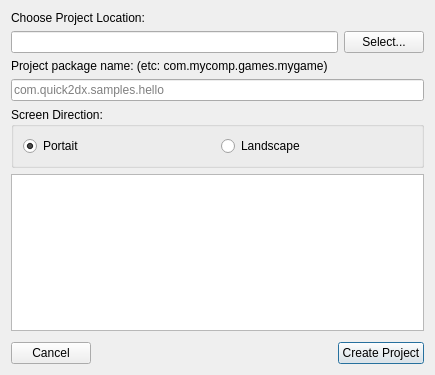
First picture: the form in player/proj.qt/createprojectui.ui, repository chukong/quick-cocos2d-x, before the edit.
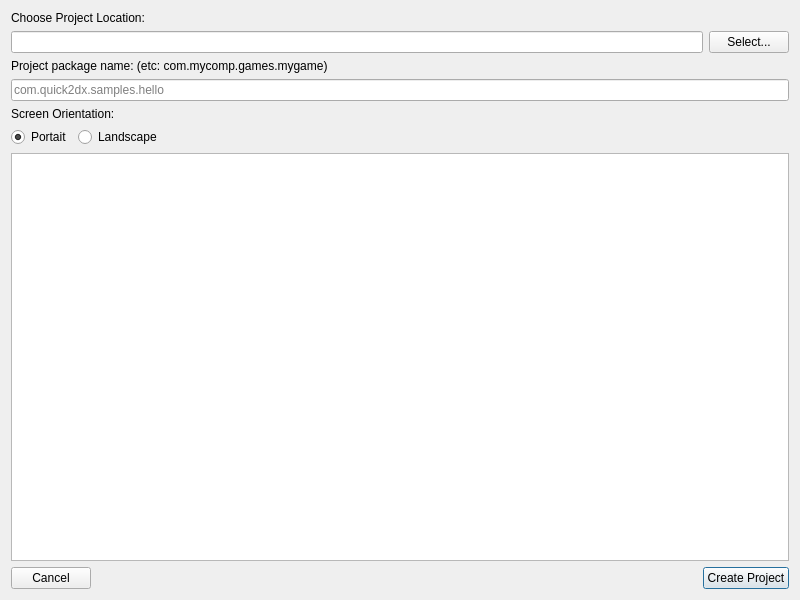
Second picture: the form after the edit.

Commit message: update qt-player ui

Patch:
```diff
--- a/player/proj.qt/createprojectui.ui
+++ b/player/proj.qt/createprojectui.ui
@@ -6,14 +6,29 @@
    <rect>
     <x>0</x>
     <y>0</y>
-    <width>435</width>
-    <height>375</height>
+    <width>800</width>
+    <height>600</height>
    </rect>
   </property>
+  <property name="minimumSize">
+   <size>
+    <width>800</width>
+    <height>600</height>
+   </size>
+  </property>
+  <property name="maximumSize">
+   <size>
+    <width>800</width>
+    <height>600</height>
+   </size>
+  </property>
   <property name="windowTitle">
    <string>Create New Project</string>
   </property>
-  <layout class="QGridLayout" name="gridLayout_2">
+  <property name="modal">
+   <bool>true</bool>
+  </property>
+  <layout class="QGridLayout" name="gridLayout">
    <item row="0" column="0">
     <layout class="QVBoxLayout" name="verticalLayout">
      <item>
@@ -58,18 +73,13 @@
       </widget>
      </item>
      <item>
-      <widget class="QGroupBox" name="groupBox">
-       <property name="minimumSize">
-        <size>
-         <width>409</width>
-         <height>0</height>
-        </size>
+      <widget class="QLabel" name="label_3">
+       <property name="text">
+        <string>Screen Orientation:</string>
        </property>
-       <property name="title">
-        <string>Screen Direction:</string>
-       </property>
-       <layout class="QGridLayout" name="gridLayout">
-        <item row="0" column="0">
+      </widget>
+     </item>
+     <item>
          <layout class="QHBoxLayout" name="horizontalLayout">
           <item>
            <widget class="QRadioButton" name="portait">
@@ -88,10 +98,20 @@
             </property>
            </widget>
           </item>
-         </layout>
-        </item>
-       </layout>
-      </widget>
+       <item>
+        <spacer name="horizontalSpacer_2">
+         <property name="orientation">
+          <enum>Qt::Horizontal</enum>
+         </property>
+         <property name="sizeHint" stdset="0">
+          <size>
+           <width>40</width>
+           <height>20</height>
+          </size>
+         </property>
+        </spacer>
+       </item>
+      </layout>
      </item>
      <item>
       <widget class="QTextEdit" name="cmdLog">
@@ -106,19 +126,6 @@
        </property>
       </widget>
      </item>
-     <item>
-      <spacer name="verticalSpacer">
-       <property name="orientation">
-        <enum>Qt::Vertical</enum>
-       </property>
-       <property name="sizeHint" stdset="0">
-        <size>
-         <width>20</width>
-         <height>40</height>
-        </size>
-       </property>
-      </spacer>
-     </item>
      <item>
       <layout class="QHBoxLayout" name="horizontalLayout_3">
        <item>
```
Left out of the diff: 4 changed lines with no effect on the pictures. Lines whose indentation alone changed are shown as unchanged. The commit also changes 1 other file.
